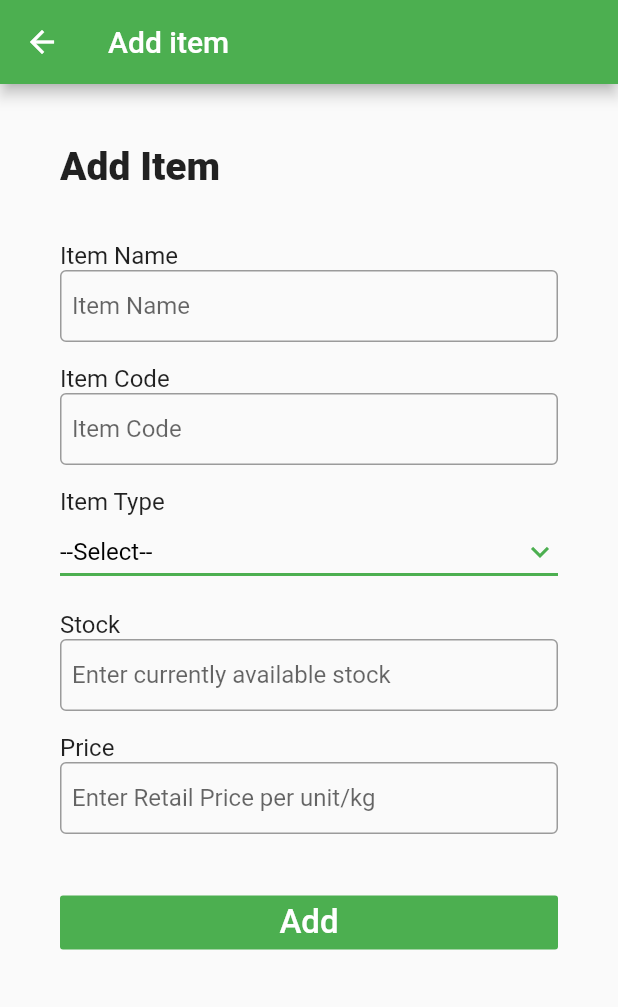
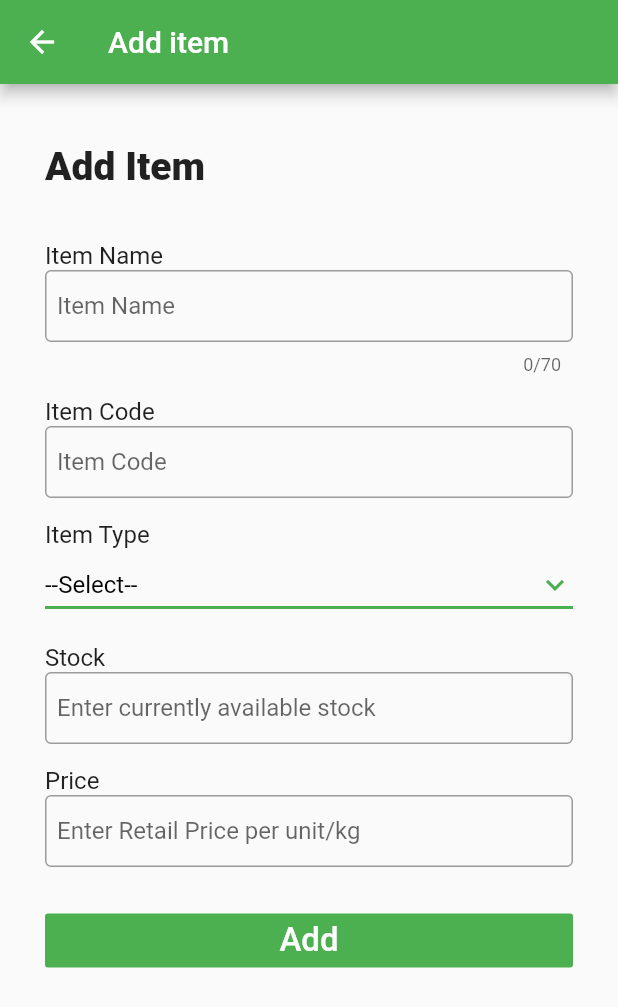
Before and after one commit to Jaideep1099/Stay_home_admin, a Flutter app: the AddItem screen opened directly, on a phone screen of 412 x 824 dp. Shown: the top 1007 px of the screen. Run offline on Flutter 3.47's test engine with Material 2 defaults, Android fonts, the phone set to English and light mode, and no system bars; our stand-ins replace shared_preferences; missing offline and left inert: dart:ffi; accounts and stored records are empty.

```diff
--- a/lib/Classes.dart
+++ b/lib/Classes.dart
@@ -52,8 +52,8 @@ class Item {
       code: json['Code'],
       name: json['Name'],
       type: json['Type'],
-      qty: json['Qty'],
-      price: json['Price'],
+      qty: json['Qty'].toDouble(),
+      price: json['Price'].toDouble(),
       vId: json['vId']
     );
   }
--- a/lib/additem.dart
+++ b/lib/additem.dart
@@ -69,7 +69,7 @@ class _AddItemState extends State<AddItem> {
         height: double.infinity,
         child: ListView(children: <Widget>[
           Container(
-            padding: EdgeInsets.fromLTRB(40, 40, 40, 10),
+            padding: EdgeInsets.fromLTRB(30, 40, 30, 10),
             child: Text(
               "Add Item",
               textAlign: TextAlign.left,
@@ -80,7 +80,7 @@ class _AddItemState extends State<AddItem> {
             ),
           ),
           Container(
-            padding: EdgeInsets.fromLTRB(40, 25, 40, 5),
+            padding: EdgeInsets.fromLTRB(30, 25, 30, 5),
             child: Column(
               crossAxisAlignment: CrossAxisAlignment.start,
               children: <Widget>[
@@ -90,6 +90,7 @@ class _AddItemState extends State<AddItem> {
                   style: TextStyle(fontSize: 16),
                 ),
                 TextField(
+                  maxLength: 70,
                     controller: _controller_Nm,
                     obscureText: false,
                     decoration: InputDecoration(
@@ -101,7 +102,7 @@ class _AddItemState extends State<AddItem> {
             ),
           ),
           Container(
-            padding: EdgeInsets.fromLTRB(40, 10, 40, 5),
+            padding: EdgeInsets.fromLTRB(30, 10, 30, 5),
             child: Column(
               crossAxisAlignment: CrossAxisAlignment.start,
               children: <Widget>[
@@ -121,7 +122,7 @@ class _AddItemState extends State<AddItem> {
             ),
           ),
           Container(
-            padding: EdgeInsets.fromLTRB(40, 10, 40, 5),
+            padding: EdgeInsets.fromLTRB(30, 10, 30, 5),
             child: Column(
               crossAxisAlignment: CrossAxisAlignment.start,
               children: <Widget>[
@@ -162,7 +163,7 @@ class _AddItemState extends State<AddItem> {
             ),
           ),
           Container(
-            padding: EdgeInsets.fromLTRB(40, 10, 40, 5),
+            padding: EdgeInsets.fromLTRB(30, 10, 30, 5),
             child: Column(
               crossAxisAlignment: CrossAxisAlignment.start,
               children: <Widget>[
@@ -183,7 +184,7 @@ class _AddItemState extends State<AddItem> {
             ),
           ),
           Container(
-            padding: EdgeInsets.fromLTRB(40, 10, 40, 5),
+            padding: EdgeInsets.fromLTRB(30, 10, 30, 5),
             child: Column(
               crossAxisAlignment: CrossAxisAlignment.start,
               children: <Widget>[
@@ -204,7 +205,7 @@ class _AddItemState extends State<AddItem> {
             ),
           ),
           Container(
-              padding: EdgeInsets.fromLTRB(40, 30, 40, 5),
+              padding: EdgeInsets.fromLTRB(30, 20, 30, 5),
               child: FlatButton(
                 color: Colors.green,
                 textColor: Colors.white,
--- a/lib/home.dart
+++ b/lib/home.dart
@@ -162,7 +162,10 @@ class HomePageButton extends StatelessWidget {
                 icon,
                 size: 50,
               ),
-              Text(text)
+              Text(
+                text,
+                textAlign: TextAlign.center,
+              )
             ]),
         color: Colors.green,
         textColor: Colors.white,
```
Also changed, not shown: lib/signin.dart (+9 -6 lines), lib/updateitem.dart (+54 -33 lines).
